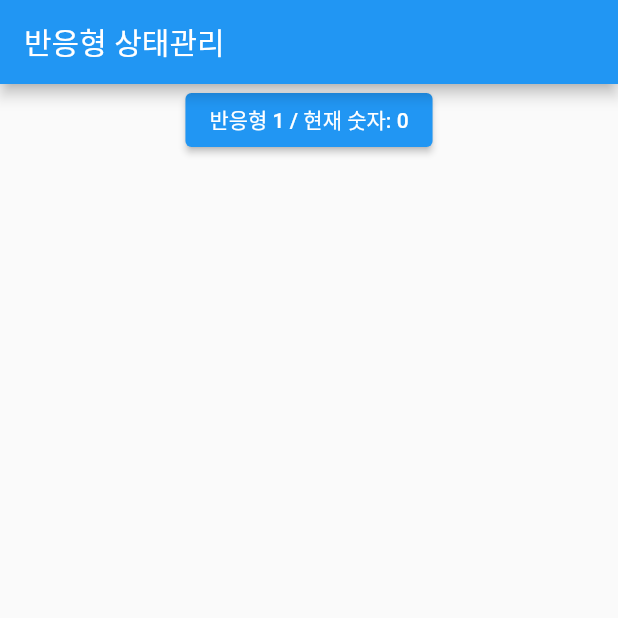
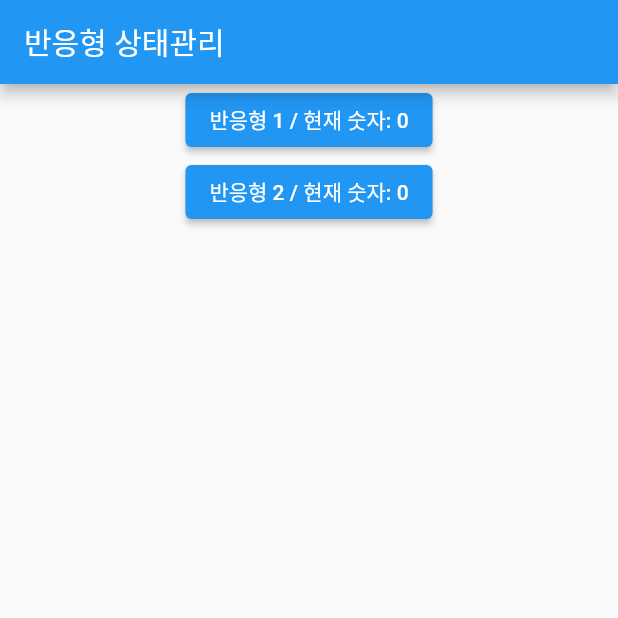
Before and after one commit to chihyeonWON/Flutter-GetX, a Flutter app: the Reactive screen opened directly, on a phone screen of 412 x 824 dp, the top half of it. Run offline on Flutter 3.47's test engine with Material 2 defaults, Android fonts, the phone set to English and light mode, and no system bars; our stand-ins replace get.

Commit message:
반응형 상태 관리 controller의 사용 (Obx를 이용)

```diff
--- a/lib/main.dart
+++ b/lib/main.dart
@@ -111,7 +111,18 @@ class Reactive extends StatelessWidget {
               },
             ),
           ),
-        ],
+          Obx( // 반응형 상태관리 - 2
+                () {
+              return ElevatedButton(
+                child: Text(
+                  '반응형 2 / 현재 숫자: ${Get.find<ReactiveController>().counter.value}', // .value 로 접근
+                ),
+                onPressed: () {
+                  Get.find<ReactiveController>().increase();
+                },
+              );
+            },
+          ),        ],
       ),
     );
   }
```
